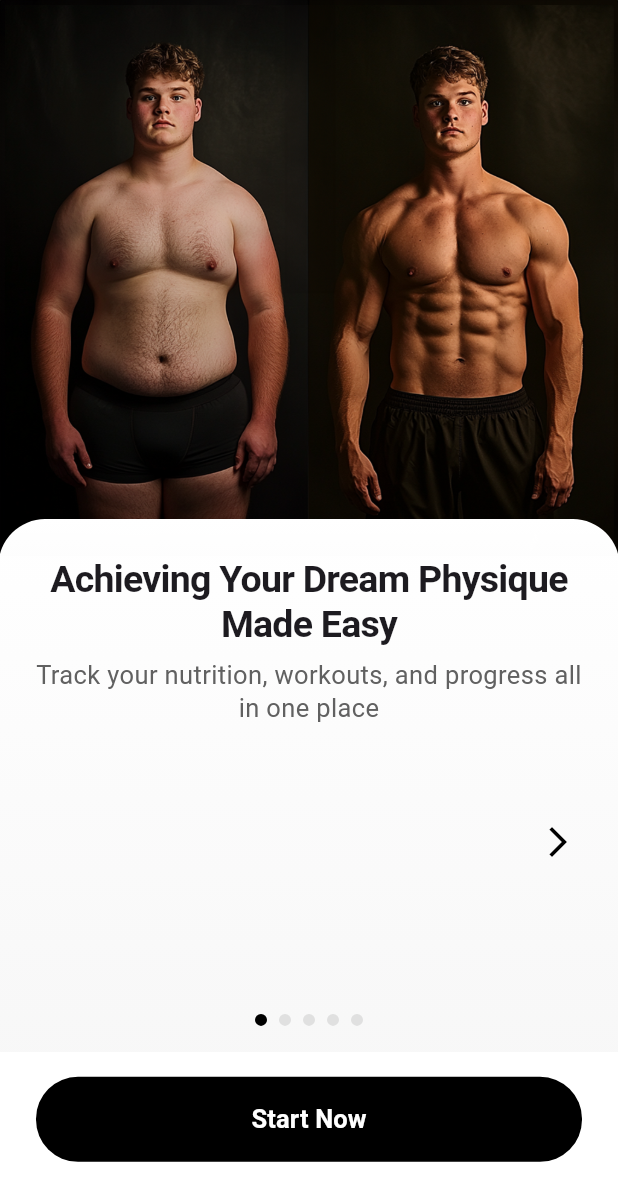
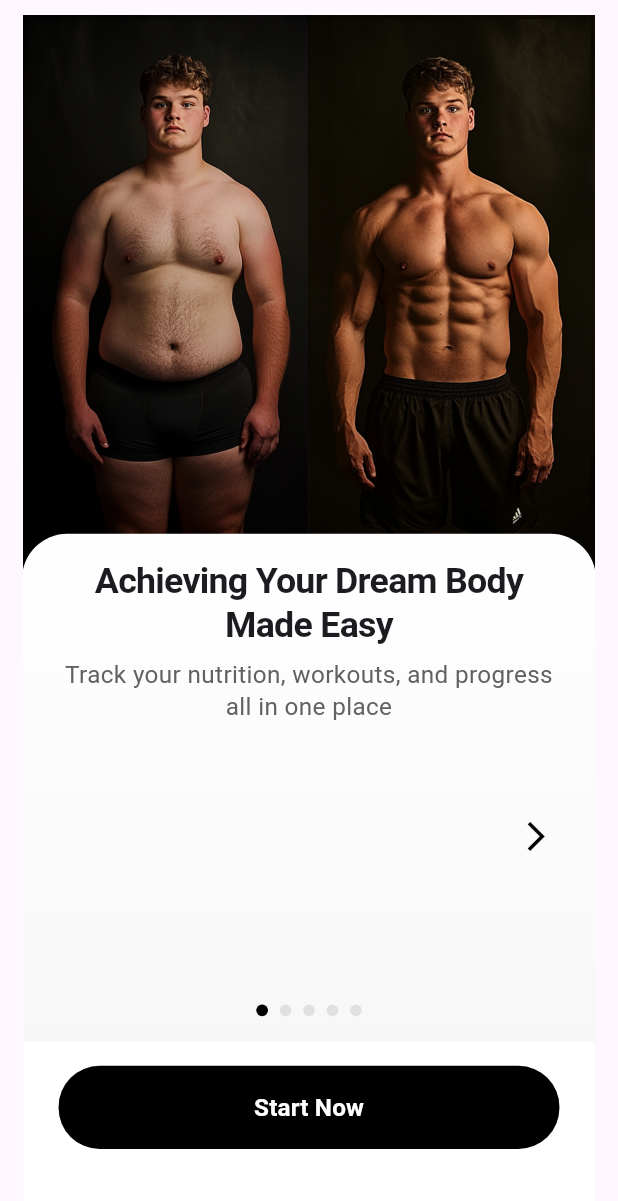
Before and after one commit to FitlyDeveloper/trislehmbackup, a Flutter app: the screen it shows after launch, on a phone screen of 412 x 824 dp. Shown: the top 1201 px of the screen. Run offline on Flutter 3.47's test engine with Material 3 defaults, Android fonts, the phone set to English and light mode, and no system bars; our stand-ins replace confetti, device_preview, firebase_auth, firebase_core; accounts and stored records are empty.

Commit message:
Update entire project with responsive scaffold implementation

```diff
--- a/lib/Features/onboarding/presentation/screens/box_screen.dart
+++ b/lib/Features/onboarding/presentation/screens/box_screen.dart
@@ -1,5 +1,6 @@
 import 'package:flutter/material.dart';
 import 'package:fitness_app/Features/onboarding/presentation/screens/next_intro_screen.dart';
+import 'package:fitness_app/core/widgets/responsive_scaffold.dart';
 
 class BoxScreen extends StatefulWidget {
   const BoxScreen({super.key});
@@ -13,7 +14,7 @@ class _BoxScreenState extends State<BoxScreen> {
 
   @override
   Widget build(BuildContext context) {
-    return Scaffold(
+    return ResponsiveScaffold(
       backgroundColor: Colors.white,
       body: Stack(
         children: [
--- a/lib/Features/onboarding/presentation/screens/forgot_password_screen.dart
+++ b/lib/Features/onboarding/presentation/screens/forgot_password_screen.dart
@@ -2,6 +2,7 @@ import 'package:flutter/material.dart';
 import 'package:fitness_app/services/auth_service.dart';
 import 'package:fitness_app/Features/onboarding/presentation/screens/sign_screen.dart';
 import 'package:fitness_app/Features/onboarding/presentation/screens/reset.dart';
+import 'package:fitness_app/core/widgets/responsive_scaffold.dart';
 
 class ForgotPasswordScreen extends StatefulWidget {
   const ForgotPasswordScreen({super.key});
@@ -76,7 +77,7 @@ class _ForgotPasswordScreenState extends State<ForgotPasswordScreen> {
 
   @override
   Widget build(BuildContext context) {
-    return Scaffold(
+    return ResponsiveScaffold(
       backgroundColor: Colors.white,
       body: Stack(
         children: [
--- a/lib/Features/onboarding/presentation/screens/intro_box_screen.dart
+++ b/lib/Features/onboarding/presentation/screens/intro_box_screen.dart
@@ -1,11 +1,12 @@
 import 'package:flutter/material.dart';
+import 'package:fitness_app/core/widgets/responsive_scaffold.dart';
 
 class IntroBoxScreen extends StatelessWidget {
   const IntroBoxScreen({super.key});
 
   @override
   Widget build(BuildContext context) {
-    return Scaffold(
+    return ResponsiveScaffold(
       backgroundColor: Colors.white,
       body: Stack(
         children: [
--- a/lib/Features/onboarding/presentation/screens/next_intro_screen.dart
+++ b/lib/Features/onboarding/presentation/screens/next_intro_screen.dart
@@ -1,6 +1,7 @@
 import 'package:flutter/material.dart';
 import 'package:fitness_app/Features/onboarding/presentation/screens/next_intro_screen_2.dart';
 import 'package:fitness_app/Features/onboarding/presentation/screens/next_intro_screen_4.dart';
+import 'package:fitness_app/core/widgets/responsive_scaffold.dart';
 
 class NextIntroScreen extends StatefulWidget {
   const NextIntroScreen({super.key});
@@ -14,7 +15,7 @@ class _NextIntroScreenState extends State<NextIntroScreen> {
 
   @override
   Widget build(BuildContext context) {
-    return Scaffold(
+    return ResponsiveScaffold(
       backgroundColor: Colors.white,
       body: Stack(
         children: [
--- a/lib/Features/onboarding/presentation/screens/paying_screen.dart
+++ b/lib/Features/onboarding/presentation/screens/paying_screen.dart
@@ -1,11 +1,12 @@
 import 'package:flutter/material.dart';
+import 'package:fitness_app/core/widgets/responsive_scaffold.dart';
 
 class PayingScreen extends StatelessWidget {
   const PayingScreen({super.key});
 
   @override
   Widget build(BuildContext context) {
-    return Scaffold(
+    return ResponsiveScaffold(
       backgroundColor: Colors.white,
       body: Stack(
         children: [
--- a/lib/Features/onboarding/presentation/screens/questions/gender_screen.dart
+++ b/lib/Features/onboarding/presentation/screens/questions/gender_screen.dart
@@ -2,6 +2,7 @@ import 'package:flutter/material.dart';
 import 'package:flutter/services.dart';
 import 'package:flutter/rendering.dart';
 import 'dart:ui';
+import 'package:fitness_app/core/widgets/responsive_scaffold.dart';
 
 class GenderScreen extends StatefulWidget {
   const GenderScreen({super.key});
@@ -28,10 +29,7 @@ class _GenderScreenState extends State<GenderScreen> {
 
   @override
   Widget build(BuildContext context) {
-    final screenHeight = 1351.0; // FORCE THE SAME HEIGHT AS I SCREEN
-    print('Onboarding screen height: $screenHeight');
-
-    return Scaffold(
+    return ResponsiveScaffold(
       backgroundColor: Colors.white,
       body: RawKeyboardListener(
         focusNode: FocusNode(),
--- a/lib/Features/onboarding/presentation/screens/reset.dart
+++ b/lib/Features/onboarding/presentation/screens/reset.dart
@@ -4,6 +4,7 @@ import 'package:fitness_app/Features/onboarding/presentation/screens/signin.dart
 import 'package:fitness_app/services/auth_service.dart';
 import 'package:firebase_auth/firebase_auth.dart';
 import 'package:fitness_app/Features/onboarding/presentation/screens/sign_screen.dart';
+import 'package:fitness_app/core/widgets/responsive_scaffold.dart';
 
 class ResetScreen extends StatefulWidget {
   final String email;
@@ -99,7 +100,7 @@ class _ResetScreenState extends State<ResetScreen> {
     // Check if we're using the mock service
     final bool isTestMode = AuthServiceFactory.useMockAuth;
 
-    return Scaffold(
+    return ResponsiveScaffold(
       backgroundColor: Colors.white,
       body: Stack(
         children: [
--- a/lib/Features/onboarding/presentation/screens/signin.dart
+++ b/lib/Features/onboarding/presentation/screens/signin.dart
@@ -5,6 +5,7 @@ import 'package:fitness_app/Features/onboarding/presentation/screens/box_screen.
 import 'package:fitness_app/Features/onboarding/presentation/screens/sign_screen.dart';
 import 'package:fitness_app/Features/onboarding/presentation/screens/forgot_password_screen.dart';
 import 'package:fitness_app/services/auth_service.dart';
+import 'package:fitness_app/core/widgets/responsive_scaffold.dart';
 
 class SignInScreen extends StatefulWidget {
   const SignInScreen({super.key});
@@ -56,7 +57,7 @@ class _SignInScreenState extends State<SignInScreen> {
 
   @override
   Widget build(BuildContext context) {
-    return Scaffold(
+    return ResponsiveScaffold(
       backgroundColor: Colors.white,
       body: Stack(
         children: [
--- a/lib/Features/onboarding/presentation/screens/verification_screen.dart
+++ b/lib/Features/onboarding/presentation/screens/verification_screen.dart
@@ -4,6 +4,7 @@ import 'package:fitness_app/Features/onboarding/presentation/screens/signin.dart
 import 'package:fitness_app/services/auth_service.dart';
 import 'package:firebase_auth/firebase_auth.dart';
 import 'package:fitness_app/Features/onboarding/presentation/screens/sign_screen.dart';
+import 'package:fitness_app/core/widgets/responsive_scaffold.dart';
 
 class VerificationScreen extends StatefulWidget {
   final String email;
@@ -168,7 +169,7 @@ class _VerificationScreenState extends State<VerificationScreen> {
     // Check if we're using the mock service
     final bool isTestMode = AuthServiceFactory.useMockAuth;
 
-    return Scaffold(
+    return ResponsiveScaffold(
       backgroundColor: Colors.white,
       body: Stack(
         children: [
--- a/lib/Features/onboarding_screen.dart
+++ b/lib/Features/onboarding_screen.dart
@@ -3,6 +3,7 @@ import 'package:flutter/services.dart';
 import 'package:fitness_app/Features/onboarding/presentation/screens/questions/gender_screen.dart';
 import 'package:fitness_app/Features/onboarding/presentation/screens/box_screen.dart';
 import 'package:fitness_app/Features/onboarding/presentation/screens/sign_screen.dart';
+import 'package:fitness_app/core/widgets/responsive_scaffold.dart';
 
 class OnboardingScreen extends StatefulWidget {
   const OnboardingScreen({super.key});
@@ -23,7 +24,7 @@ class _OnboardingScreenState extends State<OnboardingScreen> {
 
   @override
   Widget build(BuildContext context) {
-    return Scaffold(
+    return ResponsiveScaffold(
       body: RawKeyboardListener(
         focusNode: FocusNode(),
         autofocus: true,
@@ -111,7 +112,8 @@ class _OnboardingScreenState extends State<OnboardingScreen> {
                         child: Padding(
                           padding: EdgeInsets.fromLTRB(
                             24,
-                            MediaQuery.of(context).size.height * 0.03,
+                            MediaQuery.of(context).size.height * 0.03 -
+                                (pageIndex == 0 ? 8 : 0),
                             24,
                             MediaQuery.of(context).size.height * 0.04,
                           ),
@@ -127,7 +129,7 @@ class _OnboardingScreenState extends State<OnboardingScreen> {
                                             ? 'Track All Your Workouts\nin One Place'
                                             : pageIndex == 4
                                                 ? 'Track Friends &\nShare Your Journey'
-                                                : 'Achieving Your Dream Physique\nMade Easy',
+                                                : 'Achieving Your Dream Body\nMade Easy',
                                 style: const TextStyle(
                                   fontSize: 25,
                                   fontWeight: FontWeight.w700,
--- /dev/null
+++ b/lib/core/widgets/responsive_scaffold.dart
@@ -0,0 +1,66 @@
+import 'package:flutter/material.dart';
+import 'package:fitness_app/core/utils/device_size_adapter.dart';
+
+/// A scaffold that maintains consistent layouts across different device sizes
+/// by scaling the content based on the device size.
+class ResponsiveScaffold extends StatelessWidget {
+  final Widget body;
+  final PreferredSizeWidget? appBar;
+  final Widget? bottomNavigationBar;
+  final Widget? floatingActionButton;
+  final FloatingActionButtonLocation? floatingActionButtonLocation;
+  final Color? backgroundColor;
+  final bool resizeToAvoidBottomInset;
+  final bool extendBody;
+  final bool extendBodyBehindAppBar;
+
+  const ResponsiveScaffold({
+    Key? key,
+    required this.body,
+    this.appBar,
+    this.bottomNavigationBar,
+    this.floatingActionButton,
+    this.floatingActionButtonLocation,
+    this.backgroundColor,
+    this.resizeToAvoidBottomInset = true,
+    this.extendBody = false,
+    this.extendBodyBehindAppBar = false,
+  }) : super(key: key);
+
+  @override
+  Widget build(BuildContext context) {
+    // Get the screen size
+    final screenSize = MediaQuery.of(context).size;
+
+    // Calculate the scale factor to maintain aspect ratio
+    final widthScale = screenSize.width / DeviceSizeAdapter.referenceWidth;
+    final heightScale = screenSize.height / DeviceSizeAdapter.referenceHeight;
+    final scale = widthScale < heightScale ? widthScale : heightScale;
+
+    return Scaffold(
+      appBar: appBar,
+      backgroundColor: backgroundColor,
+      resizeToAvoidBottomInset: resizeToAvoidBottomInset,
+      extendBody: extendBody,
+      extendBodyBehindAppBar: extendBodyBehindAppBar,
+      bottomNavigationBar: bottomNavigationBar,
+      floatingActionButton: floatingActionButton,
+      floatingActionButtonLocation: floatingActionButtonLocation,
+      body: Center(
+        child: Transform.scale(
+          scale: scale,
+          alignment: Alignment.center,
+          child: SizedBox(
+            width: DeviceSizeAdapter.referenceWidth,
+            height: DeviceSizeAdapter.referenceHeight,
+            child: MediaQuery(
+              // Override the MediaQuery to use the reference device size
+              data: DeviceSizeAdapter.getFixedMediaQuery(context),
+              child: body,
+            ),
+          ),
+        ),
+      ),
+    );
+  }
+}
--- a/lib/main.dart
+++ b/lib/main.dart
@@ -3,6 +3,7 @@ import 'package:flutter/material.dart';
 import 'package:device_preview/device_preview.dart';
 import 'Features/onboarding_screen.dart';
 import 'firebase_options.dart';
+import 'core/utils/device_size_adapter.dart';
 
 void main() async {
   WidgetsFlutterBinding.ensureInitialized();
@@ -32,7 +33,30 @@ class MyApp extends StatelessWidget {
     return MaterialApp(
       useInheritedMediaQuery: true,
       locale: DevicePreview.locale(context),
-      builder: DevicePreview.appBuilder,
+      builder: (context, child) {
+        // Apply DevicePreview builder
+        child = DevicePreview.appBuilder(context, child);
+
+        // Apply our custom responsive sizing
+        final mediaQuery = MediaQuery.of(context);
+        final screenSize = mediaQuery.size;
+
+        // Calculate the scale factor to maintain aspect ratio
+        final widthScale = screenSize.width / DeviceSizeAdapter.referenceWidth;
+        final heightScale =
+            screenSize.height / DeviceSizeAdapter.referenceHeight;
+        final scale = widthScale < heightScale ? widthScale : heightScale;
+
+        // Apply font scale to maintain consistent text sizes
+        final textScaleFactor = scale;
+
+        return MediaQuery(
+          data: mediaQuery.copyWith(
+            textScaleFactor: textScaleFactor,
+          ),
+          child: child!,
+        );
+      },
       debugShowCheckedModeBanner: false,
       title: 'Gym App',
       theme: ThemeData(
```
Also changed, not shown: lib/Features/onboarding/presentation/screens/gender_selection_screen.dart (+12 -3 lines), lib/Features/onboarding/presentation/screens/questions/gym_goals_screen.dart (+14 -8 lines), lib/Features/onboarding/presentation/screens/sign_screen.dart (+6 -2 lines), lib/core/utils/device_size_adapter.dart (added, +61 -0 lines), lib/core/utils/responsive_layout_wrapper.dart (added, +45 -0 lines), 1 other file.
